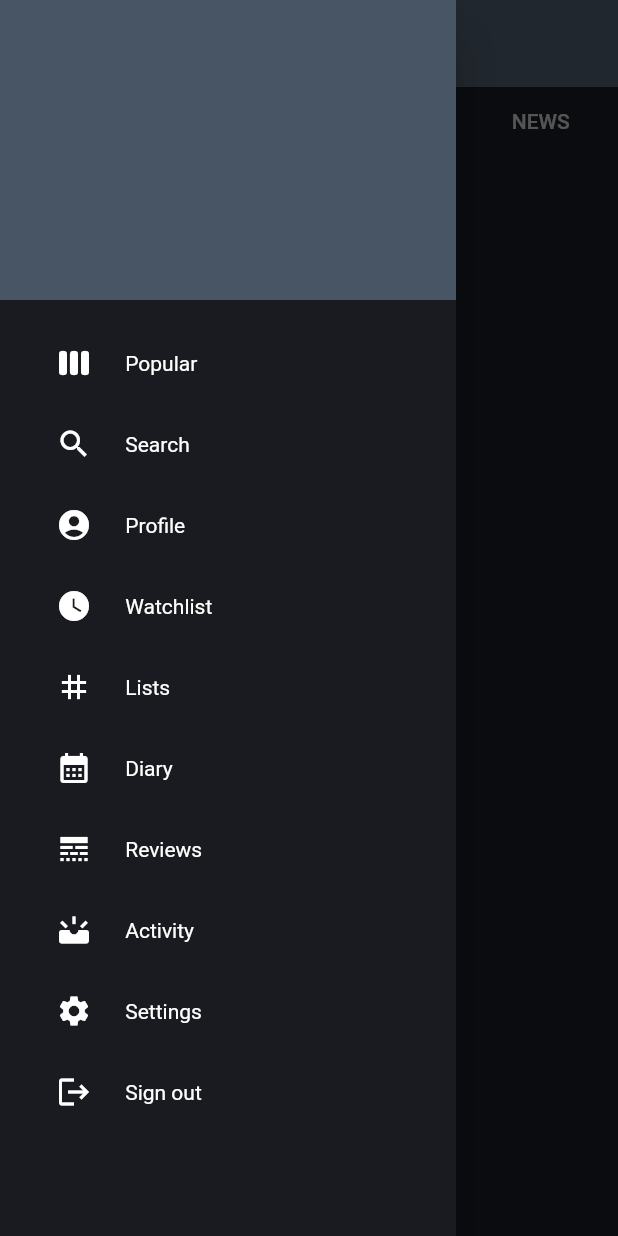
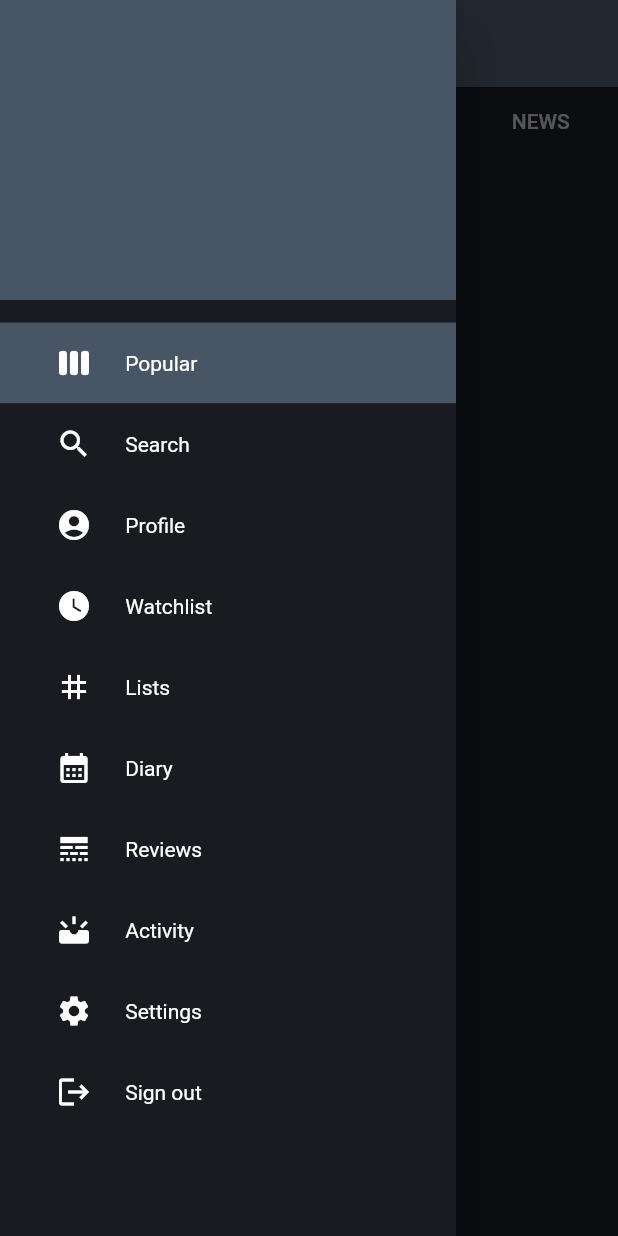
Before and after one commit to sarpdora23/marvel_app_2, a Flutter app: the PopularScreen screen opened by its route, with the side drawer open, on a phone screen of 412 x 824 dp. Run offline on Flutter 3.47's test engine with Material 2 defaults, Android fonts, the phone set to English and light mode, and no system bars; network calls fail.

Commit message:
appdrawer
appdrawer

```diff
--- a/lib/main.dart
+++ b/lib/main.dart
@@ -3,6 +3,7 @@ import 'package:marvel_app_2/screens/screen_login.dart';
 import 'package:marvel_app_2/screens/screen_signup.dart';
 import 'package:marvel_app_2/screens/screen_overview_popular.dart';
 import 'package:marvel_app_2/utilities/colors.dart';
+import 'package:provider/provider.dart';
 
 void main() {
   runApp(const MyApp());
@@ -14,7 +15,11 @@ class MyApp extends StatelessWidget {
   // This widget is the root of your application.
   @override
   Widget build(BuildContext context) {
-    return MaterialApp(
+    return MultiProvider(
+      providers: [
+        ChangeNotifierProvider<CurrentPage>(create: (context) => CurrentPage())
+      ],
+      child: MaterialApp(
         title: 'MarvelBox',
         theme: ThemeData(
           primarySwatch: Colors.blue,
@@ -25,6 +30,7 @@ class MyApp extends StatelessWidget {
           SignUpScreen.routeName: (context) => SignUpScreen(),
           PopularScreen.routeName: (context) => PopularScreen()
         },
+      ),
     );
   }
 }
--- a/lib/screens/screen_overview_popular.dart
+++ b/lib/screens/screen_overview_popular.dart
@@ -2,6 +2,15 @@ import 'package:flutter/material.dart';
 import 'package:flutter/src/widgets/container.dart';
 import 'package:flutter/src/widgets/framework.dart';
 import 'package:marvel_app_2/utilities/colors.dart';
+import 'package:provider/provider.dart';
+
+class CurrentPage extends ChangeNotifier {
+  var currentPage = drawerSections.popular;
+  void changeCurrentPage(drawerSections replace) {
+    currentPage = replace;
+    notifyListeners();
+  }
+}
 
 class PopularScreen extends StatelessWidget {
   static final routeName = '/popular';
@@ -35,9 +44,11 @@ class PopularScreen extends StatelessWidget {
     ),
   ];
 
-  var currentPage = drawerSections.popular;
   @override
   Widget build(BuildContext context) {
+    final currentPage = Provider.of<CurrentPage>(
+      context,
+    );
     return DefaultTabController(
         length: tabList.length,
         child: Scaffold(
@@ -55,15 +66,17 @@ class PopularScreen extends StatelessWidget {
             ),
           ),
           body: TabBarView(children: tabScreens),
-          drawer: AppDrawer(currentPage),
+          drawer: AppDrawer(),
         ));
   }
 }
 
-class AppDrawer extends StatelessWidget {
-  drawerSections currentPage;
-  AppDrawer(this.currentPage);
+class AppDrawer extends StatefulWidget {
+  @override
+  State<AppDrawer> createState() => _AppDrawerState();
+}
 
+class _AppDrawerState extends State<AppDrawer> {
   @override
   Widget build(BuildContext context) {
     return Drawer(
@@ -75,48 +88,99 @@ class AppDrawer extends StatelessWidget {
             height: 200,
             color: appBlueTheme,
           ),
-          MyDrawerList(currentPage)
+          MyDrawerList(context)
         ]),
       )),
     );
   }
 }
 
-Widget MyDrawerList(drawerSections currentPage) {
+Widget MyDrawerList(BuildContext context) {
+  final currentPage = Provider.of<CurrentPage>(
+    context,
+  );
   return Container(
     padding: EdgeInsets.only(top: 15),
     child: Column(
       children: [
-        menuItem(0, "Popular", Icons.view_week,
-            currentPage == drawerSections.popular ? true : false),
-        menuItem(1, "Search", Icons.search,
-            currentPage == drawerSections.search ? true : false),
-        menuItem(2, "Profile", Icons.account_circle,
-            currentPage == drawerSections.profile ? true : false),
-        menuItem(3, "Watchlist", Icons.watch_later,
-            currentPage == drawerSections.watchlist ? true : false),
-        menuItem(4, "Lists", Icons.grid_3x3,
-            currentPage == drawerSections.lists ? true : false),
-        menuItem(5, "Diary", Icons.calendar_month,
-            currentPage == drawerSections.diary ? true : false),
-        menuItem(6, "Reviews", Icons.line_style,
-            currentPage == drawerSections.diary ? true : false),
-        menuItem(7, "Activity", Icons.upcoming,
-            currentPage == drawerSections.activity ? true : false),
-        menuItem(8, "Settings", Icons.settings,
-            currentPage == drawerSections.settings ? true : false),
-        menuItem(9, "Sign out", Icons.logout,
-            currentPage == drawerSections.signout ? true : false),
+        menuItem(
+            0,
+            "Popular",
+            Icons.view_week,
+            currentPage.currentPage == drawerSections.popular ? true : false,
+            context),
+        menuItem(
+            1,
+            "Search",
+            Icons.search,
+            currentPage.currentPage == drawerSections.search ? true : false,
+            context),
+        menuItem(
+            2,
+            "Profile",
+            Icons.account_circle,
+            currentPage.currentPage == drawerSections.profile ? true : false,
+            context),
+        menuItem(
+            3,
+            "Watchlist",
+            Icons.watch_later,
+            currentPage.currentPage == drawerSections.watchlist ? true : false,
+            context),
+        menuItem(
+            4,
+            "Lists",
+            Icons.grid_3x3,
+            currentPage.currentPage == drawerSections.lists ? true : false,
+            context),
+        menuItem(
+            5,
+            "Diary",
+            Icons.calendar_month,
+            currentPage.currentPage == drawerSections.diary ? true : false,
+            context),
+        menuItem(
+            6,
+            "Reviews",
+            Icons.line_style,
+            currentPage.currentPage == drawerSections.diary ? true : false,
+            context),
+        menuItem(
+            7,
+            "Activity",
+            Icons.upcoming,
+            currentPage.currentPage == drawerSections.activity ? true : false,
+            context),
+        menuItem(
+            8,
+            "Settings",
+            Icons.settings,
+            currentPage.currentPage == drawerSections.settings ? true : false,
+            context),
+        menuItem(
+            9,
+            "Sign out",
+            Icons.logout,
+            currentPage.currentPage == drawerSections.signout ? true : false,
+            context),
       ],
     ),
   );
 }
 
-Widget menuItem(int id, String title, IconData icon, bool selected) {
+Widget menuItem(
+    int id, String title, IconData icon, bool selected, BuildContext context) {
+  final currentPage = Provider.of<CurrentPage>(context, listen: false);
   return Material(
-    color: bgColor,
+    color: selected ? appBlueTheme : bgColor,
     child: InkWell(
-      onTap: (() => {}),
+      onTap: (() {
+        currentPage.changeCurrentPage(drawerSections.values[id]);
+        print(currentPage.currentPage);
+        print(id);
+
+        print(selected);
+      }),
       child: Padding(
         padding: EdgeInsets.all(15),
         child: Row(children: [
--- a/pubspec.yaml
+++ b/pubspec.yaml
@@ -39,6 +39,7 @@ dependencies:
   http: ^0.13.5
   intl: ^0.17.0
   crypto: ^3.0.2
+  provider: ^6.0.3
 
 dev_dependencies:
   flutter_test:
```
Also changed, not shown: pubspec.lock. Lines whose indentation alone changed are shown as unchanged.
